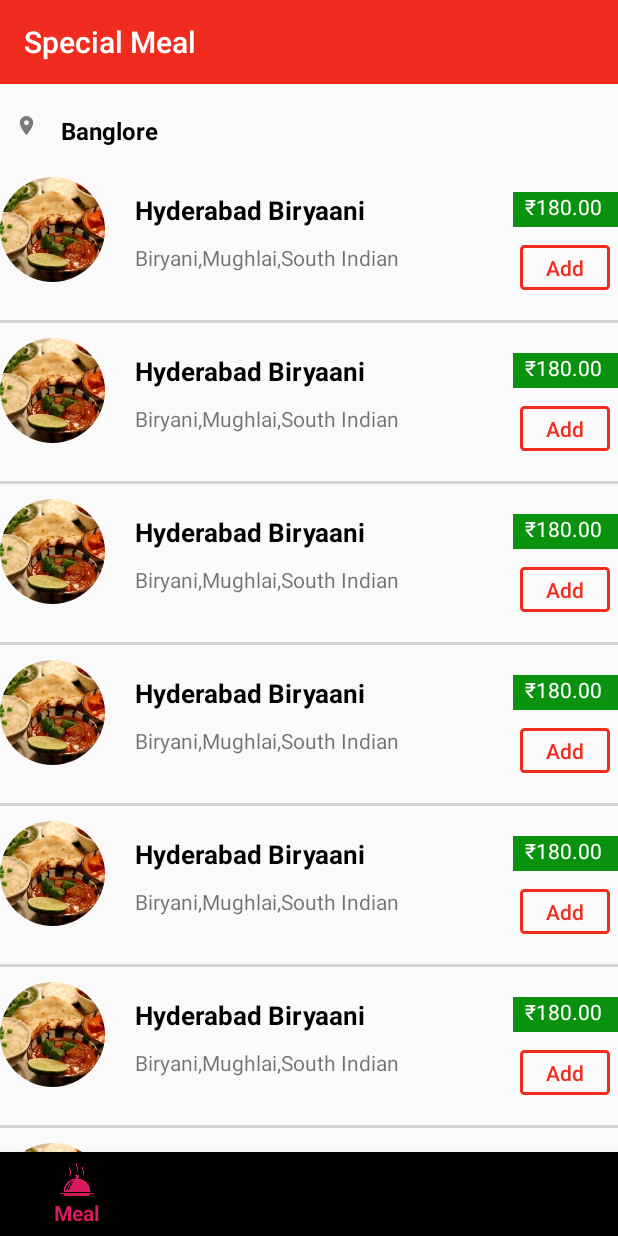
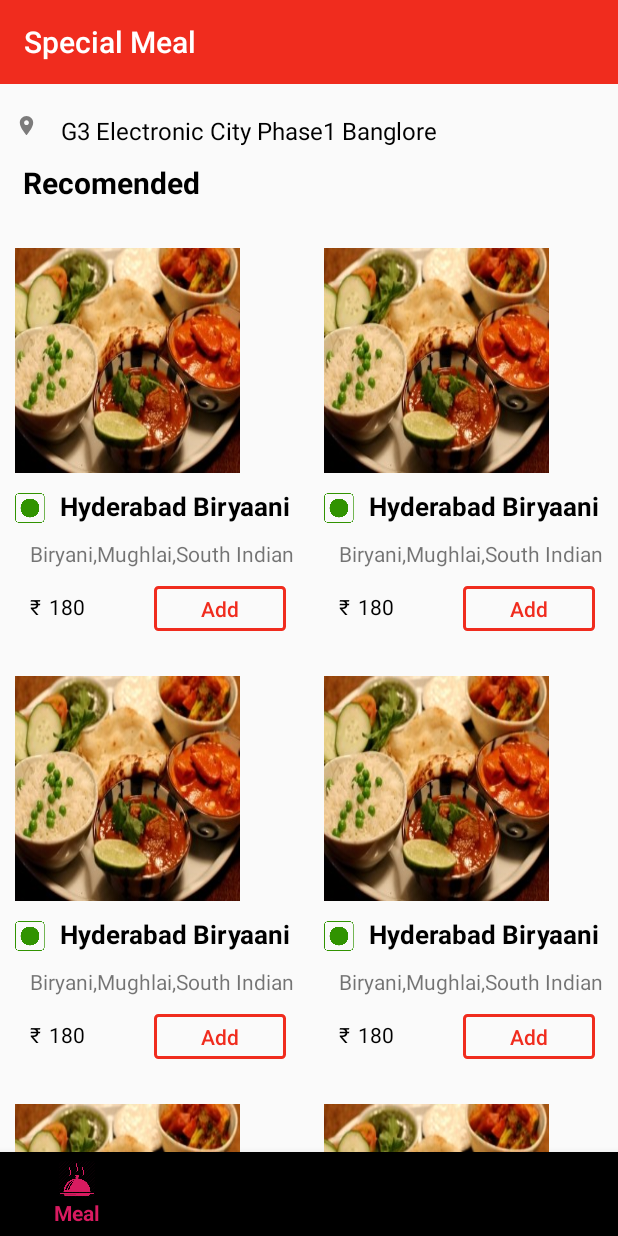
Before and after one commit to pankaj1920/Foodiee, an Android app: the MealFragment screen opened directly, with no data from a screen before it, on a phone screen of 412 x 824 dp. Run offline under Robolectric (Android 15) with nearby library versions, the light colour scheme and no system bars.

Commit message:
Foodiee App

```diff
--- a/app/src/main/AndroidManifest.xml
+++ b/app/src/main/AndroidManifest.xml
@@ -50,7 +50,9 @@
         </activity>
         <activity
             android:name=".MainActivity"
-            android:windowSoftInputMode="adjustNothing"></activity>
+            android:windowSoftInputMode="adjustNothing">
+
+        </activity>
 
         <meta-data
             android:name="com.google.android.geo.API_KEY"
--- a/app/src/main/java/com/example/foodiee/BottomNavFragment/MealFragment/MealFragment.java
+++ b/app/src/main/java/com/example/foodiee/BottomNavFragment/MealFragment/MealFragment.java
@@ -7,6 +7,7 @@ import android.os.Bundle;
 
 import androidx.appcompat.app.AlertDialog;
 import androidx.fragment.app.Fragment;
+import androidx.recyclerview.widget.GridLayoutManager;
 import androidx.recyclerview.widget.LinearLayoutManager;
 import androidx.recyclerview.widget.RecyclerView;
 
@@ -14,6 +15,7 @@ import android.view.LayoutInflater;
 import android.view.View;
 import android.view.ViewGroup;
 import android.widget.EditText;
+import android.widget.LinearLayout;
 
 import com.example.foodiee.R;
 
@@ -37,18 +39,26 @@ public class MealFragment extends Fragment {
         // Inflate the layout for this fragment
         View view = inflater.inflate(R.layout.fragment_meal, container, false);
         mealRecyclerView = (RecyclerView) view.findViewById(R.id.mealRecyclerView);
-        RecyclerView.LayoutManager layoutManager = new LinearLayoutManager(getActivity());
+        RecyclerView.LayoutManager layoutManager = new GridLayoutManager(getActivity(), 2);
         mealRecyclerView.setLayoutManager(layoutManager);
 
         ArrayList<MealFragmentModel> foodItem = new ArrayList<>();
-        foodItem.add(new MealFragmentModel(R.drawable.foodimg,"Hyderabad Biryaani","Biryani,Mughlai,South Indian","180.00"));
-        foodItem.add(new MealFragmentModel(R.drawable.foodimg,"Hyderabad Biryaani","Biryani,Mughlai,South Indian","180.00"));
-        foodItem.add(new MealFragmentModel(R.drawable.foodimg,"Hyderabad Biryaani","Biryani,Mughlai,South Indian","180.00"));
-        foodItem.add(new MealFragmentModel(R.drawable.foodimg,"Hyderabad Biryaani","Biryani,Mughlai,South Indian","180.00"));
-        foodItem.add(new MealFragmentModel(R.drawable.foodimg,"Hyderabad Biryaani","Biryani,Mughlai,South Indian","180.00"));
-        foodItem.add(new MealFragmentModel(R.drawable.foodimg,"Hyderabad Biryaani","Biryani,Mughlai,South Indian","180.00"));
-        foodItem.add(new MealFragmentModel(R.drawable.foodimg,"Hyderabad Biryaani","Biryani,Mughlai,South Indian","180.00"));
-        foodItem.add(new MealFragmentModel(R.drawable.foodimg,"Hyderabad Biryaani","Biryani,Mughlai,South Indian","180.00"));
+        foodItem.add(new MealFragmentModel(R.drawable.foodimg,"Hyderabad Biryaani","Biryani,Mughlai,South Indian","180"));
+        foodItem.add(new MealFragmentModel(R.drawable.foodimg,"Hyderabad Biryaani","Biryani,Mughlai,South Indian","180"));
+        foodItem.add(new MealFragmentModel(R.drawable.foodimg,"Hyderabad Biryaani","Biryani,Mughlai,South Indian","180"));
+        foodItem.add(new MealFragmentModel(R.drawable.foodimg,"Hyderabad Biryaani","Biryani,Mughlai,South Indian","180"));
+        foodItem.add(new MealFragmentModel(R.drawable.foodimg,"Hyderabad Biryaani","Biryani,Mughlai,South Indian","180"));
+        foodItem.add(new MealFragmentModel(R.drawable.foodimg,"Hyderabad Biryaani","Biryani,Mughlai,South Indian","180"));
+        foodItem.add(new MealFragmentModel(R.drawable.foodimg,"Hyderabad Biryaani","Biryani,Mughlai,South Indian","180"));
+        foodItem.add(new MealFragmentModel(R.drawable.foodimg,"Hyderabad Biryaani","Biryani,Mughlai,South Indian","180"));
+        foodItem.add(new MealFragmentModel(R.drawable.foodimg,"Hyderabad Biryaani","Biryani,Mughlai,South Indian","180"));
+        foodItem.add(new MealFragmentModel(R.drawable.foodimg,"Hyderabad Biryaani","Biryani,Mughlai,South Indian","180"));
+        foodItem.add(new MealFragmentModel(R.drawable.foodimg,"Hyderabad Biryaani","Biryani,Mughlai,South Indian","180"));
+        foodItem.add(new MealFragmentModel(R.drawable.foodimg,"Hyderabad Biryaani","Biryani,Mughlai,South Indian","180"));
+        foodItem.add(new MealFragmentModel(R.drawable.foodimg,"Hyderabad Biryaani","Biryani,Mughlai,South Indian","180"));
+        foodItem.add(new MealFragmentModel(R.drawable.foodimg,"Hyderabad Biryaani","Biryani,Mughlai,South Indian","180"));
+        foodItem.add(new MealFragmentModel(R.drawable.foodimg,"Hyderabad Biryaani","Biryani,Mughlai,South Indian","180"));
+        foodItem.add(new MealFragmentModel(R.drawable.foodimg,"Hyderabad Biryaani","Biryani,Mughlai,South Indian","180"));
         MealRecyclerAdapter mealAdapter = new MealRecyclerAdapter(foodItem);
         mealRecyclerView.setAdapter(mealAdapter);
         return view;
--- a/app/src/main/java/com/example/foodiee/BottomNavFragment/MealFragment/MealFragmentModel.java
+++ b/app/src/main/java/com/example/foodiee/BottomNavFragment/MealFragment/MealFragmentModel.java
@@ -12,7 +12,6 @@ public class MealFragmentModel {
         this.mealDishCategory = mealDishCategory;
         this.mealDishPrice = mealDishPrice;
     }
-
 
     public int getMealImage() {
         return mealImage;
--- a/app/src/main/java/com/example/foodiee/BottomNavFragment/MealFragment/MealRecyclerAdapter.java
+++ b/app/src/main/java/com/example/foodiee/BottomNavFragment/MealFragment/MealRecyclerAdapter.java
@@ -1,23 +1,21 @@
 package com.example.foodiee.BottomNavFragment.MealFragment;
 
-import android.content.Context;
+import android.app.AlertDialog;
 import android.graphics.Color;
 import android.graphics.drawable.ColorDrawable;
 import android.view.LayoutInflater;
 import android.view.View;
 import android.view.ViewGroup;
 import android.widget.Button;
+import android.widget.ImageView;
 import android.widget.TextView;
 
 import androidx.annotation.NonNull;
-import androidx.appcompat.app.AlertDialog;
 import androidx.recyclerview.widget.RecyclerView;
 
 import com.example.foodiee.R;
 
 import java.util.ArrayList;
-
-import de.hdodenhof.circleimageview.CircleImageView;
 
 public class MealRecyclerAdapter extends RecyclerView.Adapter<MealRecyclerAdapter.MR_VH> {
 
@@ -36,6 +34,7 @@ public class MealRecyclerAdapter extends RecyclerView.Adapter<MealRecyclerAdapte
 
     @Override
     public void onBindViewHolder(@NonNull MR_VH holder, int position) {
+
         holder.mealImage.setImageResource(foodItem.get(position).getMealImage());
         holder.mealDishName.setText(foodItem.get(position).getMealDishName());
         holder.mealDishCategory.setText(foodItem.get(position).getMealDishCategory());
@@ -49,23 +48,23 @@ public class MealRecyclerAdapter extends RecyclerView.Adapter<MealRecyclerAdapte
     }
 
     public class MR_VH extends RecyclerView.ViewHolder {
-
-        CircleImageView mealImage;
+        ImageView mealImage;
         Button mealAddBtn;
         TextView mealDishName, mealDishCategory, mealDishPrice;
 
         public MR_VH(@NonNull View itemView) {
             super(itemView);
-            mealImage = (CircleImageView) itemView.findViewById(R.id.mealImage);
+
+            mealImage = (ImageView) itemView.findViewById(R.id.mealImage);
             mealDishName = (TextView) itemView.findViewById(R.id.mealDishName);
             mealDishCategory = (TextView) itemView.findViewById(R.id.mealDishCategory);
             mealDishPrice = (TextView) itemView.findViewById(R.id.mealDishPrice);
             mealAddBtn = (Button) itemView.findViewById(R.id.mealAddBtn);
 
-
             mealAddBtn.setOnClickListener(new View.OnClickListener() {
                 @Override
                 public void onClick(View view) {
+
                     //before inflating the custom alert dialog layout, we will get the current activity viewgroup
                     ViewGroup viewGroup = view.findViewById(android.R.id.content);
 
@@ -90,5 +89,4 @@ public class MealRecyclerAdapter extends RecyclerView.Adapter<MealRecyclerAdapte
         }
     }
 
-
 }
--- a/app/src/main/res/layout/activity_enter_number.xml
+++ b/app/src/main/res/layout/activity_enter_number.xml
@@ -67,6 +67,7 @@
                 android:layout_height="wrap_content"
                 android:layout_marginBottom="30dp"
                 android:hint="Enter Mobile"
+                android:backgroundTint="@color/white"
                 android:inputType="number"
                 android:textColor="@color/white"
                 android:textColorHint="@color/white"
--- a/app/src/main/res/layout/activity_help.xml
+++ b/app/src/main/res/layout/activity_help.xml
@@ -1,9 +1,52 @@
 <?xml version="1.0" encoding="utf-8"?>
-<androidx.constraintlayout.widget.ConstraintLayout xmlns:android="http://schemas.android.com/apk/res/android"
+<LinearLayout xmlns:android="http://schemas.android.com/apk/res/android"
     xmlns:app="http://schemas.android.com/apk/res-auto"
     xmlns:tools="http://schemas.android.com/tools"
     android:layout_width="match_parent"
     android:layout_height="match_parent"
     tools:context=".BottomNavFragment.AccountFragment.HelpActivity">
 
-</androidx.constraintlayout.widget.ConstraintLayout>
+
+
+        <androidx.constraintlayout.widget.ConstraintLayout
+            android:layout_width="match_parent"
+            android:layout_height="match_parent">
+
+            <androidx.constraintlayout.widget.ConstraintLayout
+                android:layout_width="match_parent"
+                android:layout_height="0dp"
+                android:background="@color/white"
+                app:layout_constraintStart_toStartOf="parent"
+                app:layout_constraintEnd_toEndOf="parent"
+                app:layout_constraintBottom_toBottomOf="parent"
+                app:layout_constraintTop_toTopOf="parent"
+                >
+                <ImageView
+                    android:id="@+id/logo"
+                    android:layout_width="wrap_content"
+                    android:layout_height="wrap_content"
+                    app:layout_constraintStart_toStartOf="parent"
+                    app:layout_constraintEnd_toEndOf="parent"
+                    app:layout_constraintTop_toTopOf="parent"
+                    android:layout_marginTop="100dp"
+                    android:src="@drawable/sad_face"
+                    />
+
+                <TextView
+                    android:layout_width="match_parent"
+                    android:layout_height="wrap_content"
+                    app:layout_constraintStart_toStartOf="parent"
+                    app:layout_constraintEnd_toEndOf="parent"
+                    app:layout_constraintTop_toBottomOf="@id/logo"
+                    android:layout_marginTop="50dp"
+                    android:text="Sorry, we are unable to connect to our servers. \n We'll keep trying."
+                    android:layout_marginLeft="10dp"
+                    android:layout_marginRight="10dp"
+                    android:textSize="17dp"
+                    android:gravity="center"
+                    android:textColor="@color/Black"
+                    />
+            </androidx.constraintlayout.widget.ConstraintLayout>
+        </androidx.constraintlayout.widget.ConstraintLayout>
+
+</LinearLayout>
--- a/app/src/main/res/layout/activity_main.xml
+++ b/app/src/main/res/layout/activity_main.xml
@@ -25,6 +25,7 @@
             android:layout_width="match_parent"
             android:layout_height="wrap_content"
             app:labelVisibilityMode="labeled"
+            app:layout_constraintTop_toBottomOf="@id/framLayout"
             app:layout_constraintBottom_toBottomOf="parent"
             app:layout_constraintEnd_toEndOf="parent"
             app:layout_constraintStart_toStartOf="parent"
--- a/app/src/main/res/layout/fragment_meal.xml
+++ b/app/src/main/res/layout/fragment_meal.xml
@@ -41,23 +41,37 @@
             android:layout_marginLeft="5dp"
             android:layout_marginTop="20dp"
             android:paddingLeft="10dp"
-            android:text="Banglore"
+            android:text="G3 Electronic City Phase1 Banglore"
             android:textColor="@color/Black"
             android:textSize="16dp"
-            android:textStyle="bold"
             app:layout_constraintEnd_toEndOf="parent"
             app:layout_constraintStart_toEndOf="@id/locationlogo"
             app:layout_constraintTop_toBottomOf="@id/mealToolbar" />
 
+        <TextView
+            android:id="@+id/recomended"
+            android:layout_width="0dp"
+            android:layout_height="wrap_content"
+            android:layout_marginLeft="5dp"
+            android:layout_marginTop="10dp"
+            android:paddingLeft="10dp"
+            android:text="Recomended"
+            android:textColor="@color/Black"
+            android:textSize="20dp"
+            android:textStyle="bold"
+            app:layout_constraintEnd_toEndOf="parent"
+            app:layout_constraintStart_toStartOf="parent"
+            app:layout_constraintTop_toBottomOf="@id/homeCurrentLocation" />
 
         <androidx.recyclerview.widget.RecyclerView
             android:id="@+id/mealRecyclerView"
             android:layout_width="match_parent"
-            android:layout_height="wrap_content"
+            android:layout_height="0dp"
             android:layout_marginTop="10dp"
             app:layout_constraintEnd_toEndOf="parent"
             app:layout_constraintStart_toStartOf="parent"
-            app:layout_constraintTop_toBottomOf="@id/homeCurrentLocation" />
+            app:layout_constraintBottom_toBottomOf="parent"
+            app:layout_constraintTop_toBottomOf="@id/recomended" />
 
     </androidx.constraintlayout.widget.ConstraintLayout>
 
--- a/app/src/main/res/layout/meal_recycler_items.xml
+++ b/app/src/main/res/layout/meal_recycler_items.xml
@@ -9,36 +9,42 @@
         android:layout_width="match_parent"
         android:layout_height="match_parent">
 
-        <de.hdodenhof.circleimageview.CircleImageView
+        <ImageView
             android:id="@+id/mealImage"
-            android:layout_width="70dp"
-            android:layout_marginTop="10dp"
-            android:layout_height="70dp"
+            android:layout_width="150dp"
+            android:layout_height="150dp"
+            android:layout_marginLeft="10dp"
+            android:layout_marginTop="20dp"
+            android:scaleType="fitXY"
             android:src="@drawable/foodimg"
             app:layout_constraintStart_toStartOf="parent"
             app:layout_constraintTop_toTopOf="parent" />
 
-        <androidx.constraintlayout.widget.ConstraintLayout
-            android:layout_width="0dp"
-            android:layout_height="0dp"
-            android:layout_marginTop="10dp"
-            app:layout_constraintStart_toEndOf="@id/mealImage"
-            app:layout_constraintEnd_toStartOf="@id/mealPrice"
-            app:layout_constraintBottom_toBottomOf="@id/mealView"
-            app:layout_constraintTop_toTopOf="parent">
+        <ImageView
+            android:id="@+id/vegIcon"
+            android:layout_width="20dp"
+            android:layout_height="20dp"
+            android:layout_marginLeft="10dp"
+            android:layout_marginTop="13dp"
+            android:src="@drawable/veg_icon"
+            app:layout_constraintStart_toStartOf="parent"
+            app:layout_constraintTop_toBottomOf="@id/mealImage" />
+
 
         <TextView
             android:id="@+id/mealDishName"
             android:layout_width="0dp"
             android:layout_height="wrap_content"
-            android:layout_marginLeft="20dp"
+            android:layout_marginLeft="10dp"
             android:layout_marginTop="10dp"
             android:text="Hyderabad Biryaani"
             android:textColor="@color/Black"
             android:textSize="17sp"
             android:textStyle="bold"
-            app:layout_constraintStart_toStartOf="parent"
-            app:layout_constraintTop_toTopOf="parent" />
+            android:gravity="center_vertical"
+            app:layout_constraintEnd_toEndOf="parent"
+            app:layout_constraintStart_toEndOf="@id/vegIcon"
+            app:layout_constraintTop_toBottomOf="@id/mealImage" />
 
         <TextView
             android:id="@+id/mealDishCategory"
@@ -46,24 +52,11 @@
             android:layout_height="wrap_content"
             android:layout_marginLeft="20dp"
             android:layout_marginTop="10dp"
+            android:gravity="center_vertical"
             android:text="Biryani,Mughlai,South Indian"
+            app:layout_constraintEnd_toEndOf="parent"
             app:layout_constraintStart_toStartOf="parent"
             app:layout_constraintTop_toBottomOf="@id/mealDishName" />
-        </androidx.constraintlayout.widget.ConstraintLayout>
-
-        <FrameLayout
-            android:id="@+id/mealPrice"
-            android:layout_width="70dp"
-            android:layout_height="23dp"
-            android:layout_marginTop="20dp"
-            android:background="@color/DarkGreen"
-            app:layout_constraintEnd_toEndOf="parent"
-            app:layout_constraintTop_toTopOf="parent">
-
-            <androidx.constraintlayout.widget.ConstraintLayout
-                android:layout_width="match_parent"
-                android:layout_height="match_parent"
-                android:layout_marginLeft="8dp">
 
         <TextView
             android:id="@+id/mealReupee"
@@ -71,45 +64,38 @@
             android:layout_height="wrap_content"
             android:scaleType="fitCenter"
             android:text="@string/rupeeSymbol"
-                    android:textColor="@color/white"
+            android:textColor="@color/Black"
+            android:layout_marginTop="16dp"
+            android:layout_marginLeft="20dp"
             app:layout_constraintStart_toStartOf="parent"
-                    app:layout_constraintTop_toTopOf="parent" />
+            app:layout_constraintTop_toBottomOf="@id/mealDishCategory" />
 
         <TextView
             android:id="@+id/mealDishPrice"
             android:layout_width="wrap_content"
             android:layout_height="wrap_content"
             android:scaleType="fitCenter"
-                    android:text="\t180.00"
-                    android:textColor="@color/white"
+            android:text="180"
+            android:layout_marginLeft="5dp"
+            android:textColor="@color/Black"
+            android:layout_marginTop="16dp"
             app:layout_constraintStart_toEndOf="@id/mealReupee"
-                    app:layout_constraintTop_toTopOf="parent" />
-
-            </androidx.constraintlayout.widget.ConstraintLayout>
-        </FrameLayout>
+            app:layout_constraintTop_toBottomOf="@id/mealDishCategory" />
 
         <Button
             android:id="@+id/mealAddBtn"
-            android:layout_width="60dp"
+            android:layout_width="wrap_content"
             android:layout_height="30dp"
             android:layout_marginTop="12dp"
-            android:layout_marginRight="5dp"
+            android:layout_marginRight="15dp"
+            android:layout_marginBottom="10dp"
             android:background="@drawable/add_meal_ripple"
             android:text="Add"
             android:textAllCaps="false"
+            app:layout_constraintEnd_toEndOf="parent"
             android:textColor="@color/buttonBg"
-            app:layout_constraintEnd_toEndOf="parent"
-            app:layout_constraintTop_toBottomOf="@id/mealPrice" />
-
-    <View
-        android:id="@+id/mealView"
-        android:layout_width="match_parent"
-        android:layout_height="2dp"
-        android:background="@color/grey"
-        app:layout_constraintStart_toStartOf="parent"
-        app:layout_constraintEnd_toEndOf="parent"
-        app:layout_constraintTop_toBottomOf="@id/mealAddBtn"
-        android:layout_marginTop="20dp"/>
+            app:layout_constraintTop_toBottomOf="@id/mealDishCategory"
+            app:layout_constraintBottom_toBottomOf="parent"/>
     </androidx.constraintlayout.widget.ConstraintLayout>
 
 </LinearLayout>
--- a/app/src/main/res/values/strings.xml
+++ b/app/src/main/res/values/strings.xml
@@ -4,5 +4,5 @@
 
     <!-- TODO: Remove or change this placeholder text -->
     <string name="hello_blank_fragment">Hello blank fragment</string>
-    <string name="rupeeSymbol">\u20B9</string>
+    <string name="rupeeSymbol">\u20B9 </string>
 </resources>
```
Also changed, not shown: app/src/main/res/drawable/sad_face.png (added), app/src/main/res/drawable/veg_icon.png (added). Lines whose indentation alone changed are shown as unchanged.
